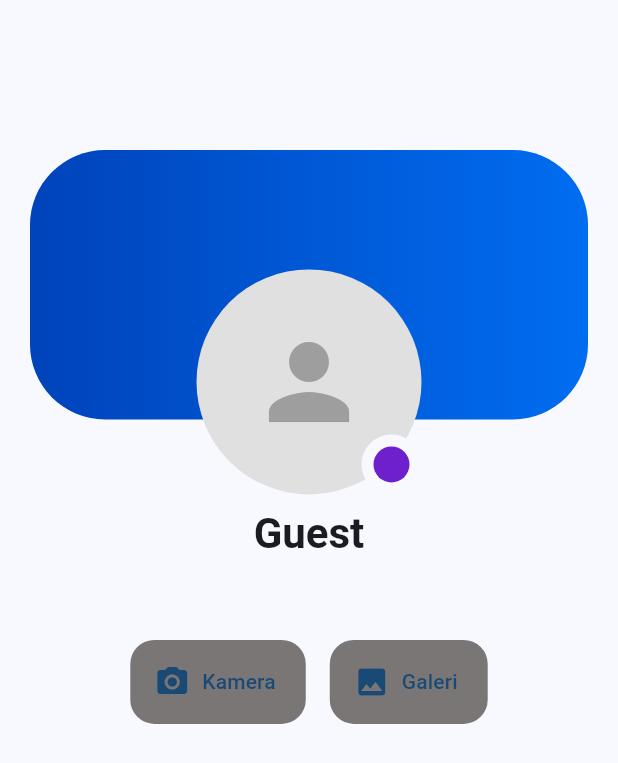
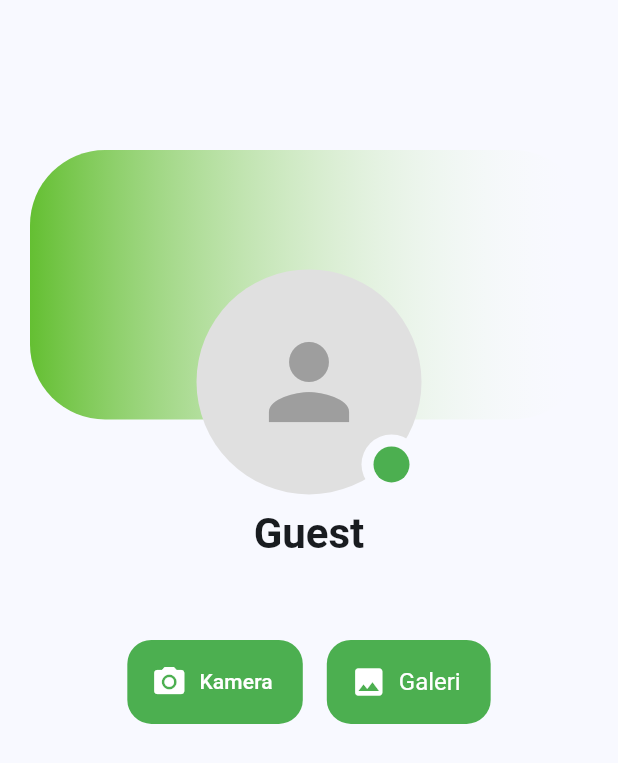
Before and after one commit to Rimbhiatho/E-Commerce-OpenMart, a Flutter app: the ProfilePage screen opened directly, on a phone screen of 412 x 824 dp. Shown: the top 763 px of the screen. Run offline on Flutter 3.47's test engine with Material 3 defaults, Android fonts, the phone set to English and light mode, and no system bars; our stand-ins replace image_picker, shared_preferences, sqflite; accounts and stored records are empty; network calls fail.

Commit message:
feat: update UI colors and styles for improved aesthetics

```diff
--- a/lib/Customer/homecus.dart
+++ b/lib/Customer/homecus.dart
@@ -127,9 +127,7 @@ class _CustomerHomeState extends State<CustomerHome> {
         _categories.sort();
 
         final filteredProducts = products.where((product) {
-          final titleMatch = product.title.toLowerCase().contains(
-            _searchQuery,
-          );
+          final titleMatch = product.title.toLowerCase().contains(_searchQuery);
           final prodCategory = product.category.trim();
           final categoryMatch =
               _selectedCategory == 'All' || prodCategory == _selectedCategory;
@@ -145,12 +143,13 @@ class _CustomerHomeState extends State<CustomerHome> {
                 children: [
                   GridView.builder(
                     padding: const EdgeInsets.all(8.0),
-                    gridDelegate: const SliverGridDelegateWithFixedCrossAxisCount(
-                      crossAxisCount: 2,
-                      childAspectRatio: 0.7,
-                      crossAxisSpacing: 8.0,
-                      mainAxisSpacing: 8.0,
-                    ),
+                    gridDelegate:
+                        const SliverGridDelegateWithFixedCrossAxisCount(
+                          crossAxisCount: 2,
+                          childAspectRatio: 0.7,
+                          crossAxisSpacing: 8.0,
+                          mainAxisSpacing: 8.0,
+                        ),
                     itemCount: filteredProducts.length,
                     itemBuilder: (context, index) {
                       final product = filteredProducts[index];
@@ -178,7 +177,9 @@ class _CustomerHomeState extends State<CustomerHome> {
                           onpress: isOutOfStock
                               ? () {}
                               : () {
-                                  context.read<CartProvider>().addToCart(product);
+                                  context.read<CartProvider>().addToCart(
+                                    product,
+                                  );
                                   ScaffoldMessenger.of(context).showSnackBar(
                                     SnackBar(
                                       content: Text(
@@ -192,14 +193,15 @@ class _CustomerHomeState extends State<CustomerHome> {
                       );
                     },
                   ),
-                  if (productProvider.isLoading && productProvider.products.isNotEmpty)
+                  if (productProvider.isLoading &&
+                      productProvider.products.isNotEmpty)
                     Positioned(
                       top: 8,
                       right: 8,
                       child: Container(
                         padding: const EdgeInsets.all(8),
                         decoration: BoxDecoration(
-                          color: Colors.white.withValues(alpha: 0.8),
+                          color: Colors.green.withValues(alpha: 0.8),
                           borderRadius: BorderRadius.circular(8),
                         ),
                         child: const SizedBox(
@@ -272,7 +274,13 @@ class _CustomerHomeState extends State<CustomerHome> {
 
     return Scaffold(
       appBar: AppBar(
+        backgroundColor: Colors.green,
         title: const Text('OpenMart'),
+        titleTextStyle: const TextStyle(
+          fontSize: 20,
+          fontWeight: FontWeight.bold,
+          color: Colors.white,
+        ),
         actions: [
           if (authProvider.user != null)
             Padding(
@@ -283,6 +291,7 @@ class _CustomerHomeState extends State<CustomerHome> {
                   style: const TextStyle(
                     fontSize: 16,
                     fontWeight: FontWeight.w500,
+                    color: Colors.white,
                   ),
                 ),
               ),
@@ -290,6 +299,9 @@ class _CustomerHomeState extends State<CustomerHome> {
 
           IconButton(
             icon: const Icon(Icons.logout),
+            style: ButtonStyle(
+              foregroundColor: MaterialStateProperty.all<Color>(Colors.white),
+            ),
             onPressed: _handleLogout,
             tooltip: 'Logout',
           ),
@@ -297,6 +309,7 @@ class _CustomerHomeState extends State<CustomerHome> {
       ),
       body: IndexedStack(index: _selectedIndex, children: _pages),
       bottomNavigationBar: NavigationBar(
+        backgroundColor: Colors.green[50],
         selectedIndex: _selectedIndex,
         onDestinationSelected: (index) =>
             setState(() => _selectedIndex = index),
--- a/lib/Customer/pages/profil.dart
+++ b/lib/Customer/pages/profil.dart
@@ -184,7 +184,9 @@ class _ProfilePageState extends State<ProfilePage> {
                   Center(
                     child: Text(
                       user?.email ?? '',
-                      style: const TextStyle(color: Colors.black54),
+                      style: const TextStyle(
+                        color: Color.fromARGB(137, 0, 0, 0),
+                      ),
                     ),
                   ),
                   const SizedBox(height: 16),
@@ -199,9 +201,12 @@ class _ProfilePageState extends State<ProfilePage> {
                         elevation: 0,
                         backgroundColor: _isLoadingImage
                             ? Colors.grey
-                            : const Color.fromARGB(255, 123, 118, 118),
-                        label: const Text("Kamera"),
-                        icon: const Icon(Icons.camera_alt),
+                            : Colors.green,
+                        label: const Text(
+                          "Kamera",
+                          style: TextStyle(color: Colors.white),
+                        ),
+                        icon: const Icon(Icons.camera_alt, color: Colors.white),
                       ),
                       const SizedBox(width: 16),
                       FloatingActionButton.extended(
@@ -212,9 +217,16 @@ class _ProfilePageState extends State<ProfilePage> {
                         elevation: 0,
                         backgroundColor: _isLoadingImage
                             ? Colors.grey
-                            : const Color.fromARGB(255, 123, 118, 118),
-                        label: const Text("Galeri"),
-                        icon: const Icon(Icons.image),
+                            : Colors.green,
+                        label: const Text(
+                          "Galeri",
+                          style: TextStyle(color: Colors.white),
+                        ),
+                        extendedTextStyle: const TextStyle(
+                          fontSize: 16,
+                          color: Colors.white,
+                        ),
+                        icon: const Icon(Icons.image, color: Colors.white),
                       ),
                     ],
                   ),
@@ -254,9 +266,12 @@ class _TopPortion extends StatelessWidget {
           ),
           decoration: const BoxDecoration(
             gradient: LinearGradient(
-              begin: Alignment.topLeft,
-              end: Alignment.topRight,
-              colors: [Color(0xff0043ba), Color(0xff006df1)],
+              begin: Alignment.topRight,
+              end: Alignment.topLeft,
+              colors: [
+                Color.fromRGBO(255, 255, 255, 0.004),
+                Color.fromARGB(255, 100, 191, 50),
+              ],
             ),
             borderRadius: BorderRadius.only(
               bottomLeft: Radius.circular(50),
@@ -302,7 +317,7 @@ class _TopPortion extends StatelessWidget {
                       child: Container(
                         margin: const EdgeInsets.all(8.0),
                         decoration: const BoxDecoration(
-                          color: Color.fromARGB(255, 110, 32, 205),
+                          color: Colors.green,
                           shape: BoxShape.circle,
                         ),
                       ),
```
Also changed, not shown: 1 other file.
